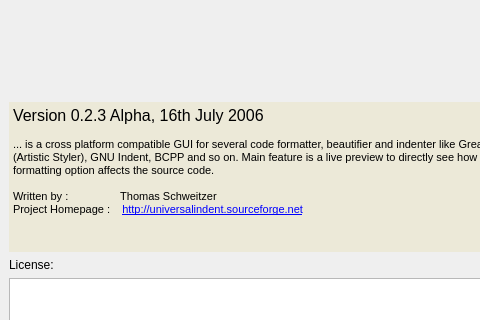
Before: the Qt Designer form src/aboutdialog.ui in yuhaoth/univsalindent, drawn with Qt 5; both pictures show x 0 to 480 and y 0 to 320 of the 588 by 499 pixel window.
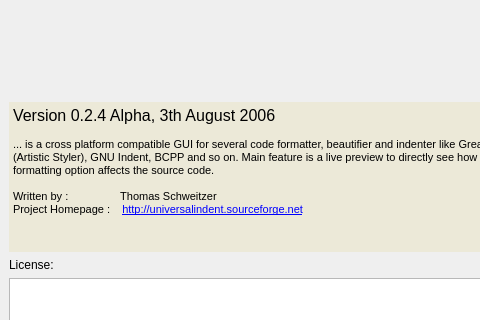
After: the same form once the commit is applied. Icons and pictures are not drawn.

Commit message: Updated version info and removed dll copies from win32 build script.

What changed in the file:
```diff
--- a/src/aboutdialog.ui
+++ b/src/aboutdialog.ui
@@ -366,7 +366,7 @@
       <enum>QFrame::NoFrame</enum>
      </property>
      <property name="html" >
-      <string>&lt;html>&lt;head>&lt;meta name="qrichtext" content="1" />&lt;/head>&lt;body style=" white-space: pre-wrap; font-family:MS Shell Dlg 2; font-size:8.25pt; font-weight:400; font-style:normal; text-decoration:none;">&lt;p style=" margin-top:0px; margin-bottom:0px; margin-left:0px; margin-right:0px; -qt-block-indent:0; text-indent:0px; font-family:MS Shell Dlg; font-size:8pt;">&lt;span style=" font-family:MS Shell Dlg 2; font-size:12pt;">Version 0.2.3 Alpha, 16th July 2006&lt;/span>&lt;/p>&lt;p style="-qt-paragraph-type:empty; margin-top:0px; margin-bottom:0px; margin-left:0px; margin-right:0px; -qt-block-indent:0; text-indent:0px; font-size:8pt;">&lt;/p>&lt;p style=" margin-top:0px; margin-bottom:0px; margin-left:0px; margin-right:0px; -qt-block-indent:0; text-indent:0px; font-size:8pt;">... is a cross platform compatible GUI for several code formatter, beautifier and indenter like GreatCode, AStyle (Artistic Styler), GNU Indent, BCPP and so on. Main feature is a live preview to directly see how the selected formatting option affects the source code.&lt;/p>&lt;p style="-qt-paragraph-type:empty; margin-top:0px; margin-bottom:0px; margin-left:0px; margin-right:0px; -qt-block-indent:0; text-indent:0px; font-size:8pt;">&lt;/p>&lt;p style=" margin-top:0px; margin-bottom:0px; margin-left:0px; margin-right:0px; -qt-block-indent:0; text-indent:0px; font-size:8pt;">Written by :  	         Thomas Schweitzer&lt;/p>&lt;p style=" margin-top:0px; margin-bottom:0px; margin-left:0px; margin-right:0px; -qt-block-indent:0; text-indent:0px; font-size:8pt;">Project Homepage :    &lt;span style=" text-decoration: underline; color:#0000ff;">http://universalindent.sourceforge.net&lt;/span>&lt;/p>&lt;/body>&lt;/html></string>
+      <string>&lt;html>&lt;head>&lt;meta name="qrichtext" content="1" />&lt;/head>&lt;body style=" white-space: pre-wrap; font-family:MS Shell Dlg; font-size:8.25pt; font-weight:400; font-style:normal; text-decoration:none;">&lt;p style=" margin-top:0px; margin-bottom:0px; margin-left:0px; margin-right:0px; -qt-block-indent:0; text-indent:0px; font-size:8pt;">&lt;span style=" font-family:MS Shell Dlg 2; font-size:12pt;">Version 0.2.4 Alpha, 3th August 2006&lt;/span>&lt;/p>&lt;p style="-qt-paragraph-type:empty; margin-top:0px; margin-bottom:0px; margin-left:0px; margin-right:0px; -qt-block-indent:0; text-indent:0px; font-family:MS Shell Dlg 2; font-size:8pt;">&lt;/p>&lt;p style=" margin-top:0px; margin-bottom:0px; margin-left:0px; margin-right:0px; -qt-block-indent:0; text-indent:0px; font-family:MS Shell Dlg 2; font-size:8pt;">... is a cross platform compatible GUI for several code formatter, beautifier and indenter like GreatCode, AStyle (Artistic Styler), GNU Indent, BCPP and so on. Main feature is a live preview to directly see how the selected formatting option affects the source code.&lt;/p>&lt;p style="-qt-paragraph-type:empty; margin-top:0px; margin-bottom:0px; margin-left:0px; margin-right:0px; -qt-block-indent:0; text-indent:0px; font-family:MS Shell Dlg 2; font-size:8pt;">&lt;/p>&lt;p style=" margin-top:0px; margin-bottom:0px; margin-left:0px; margin-right:0px; -qt-block-indent:0; text-indent:0px; font-family:MS Shell Dlg 2; font-size:8pt;">Written by :  	         Thomas Schweitzer&lt;/p>&lt;p style=" margin-top:0px; margin-bottom:0px; margin-left:0px; margin-right:0px; -qt-block-indent:0; text-indent:0px; font-family:MS Shell Dlg 2; font-size:8pt;">Project Homepage :    &lt;span style=" text-decoration: underline; color:#0000ff;">http://universalindent.sourceforge.net&lt;/span>&lt;/p>&lt;/body>&lt;/html></string>
      </property>
     </widget>
    </item>
```
Left out of the diff: 2 changed lines with no effect on the pictures. The commit also changes 5 other files.
